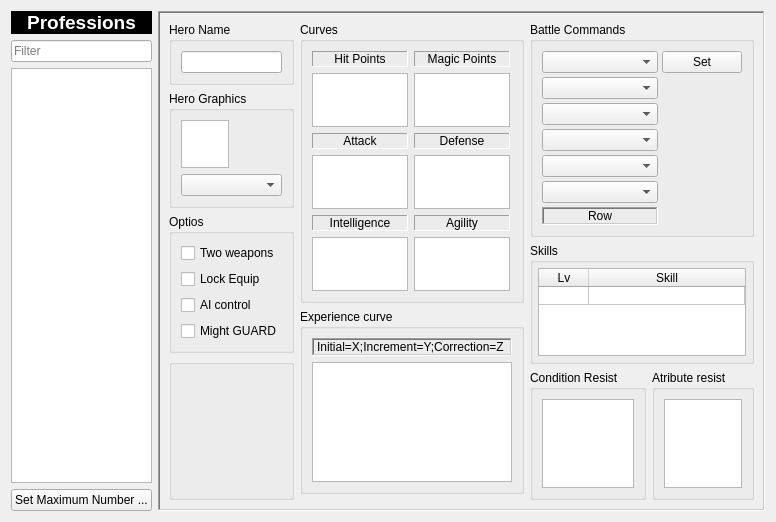
This is src/ui/database/class_widget.ui in EasyRPG/Editor as Qt 5 draws it before an edit. The edited form follows.
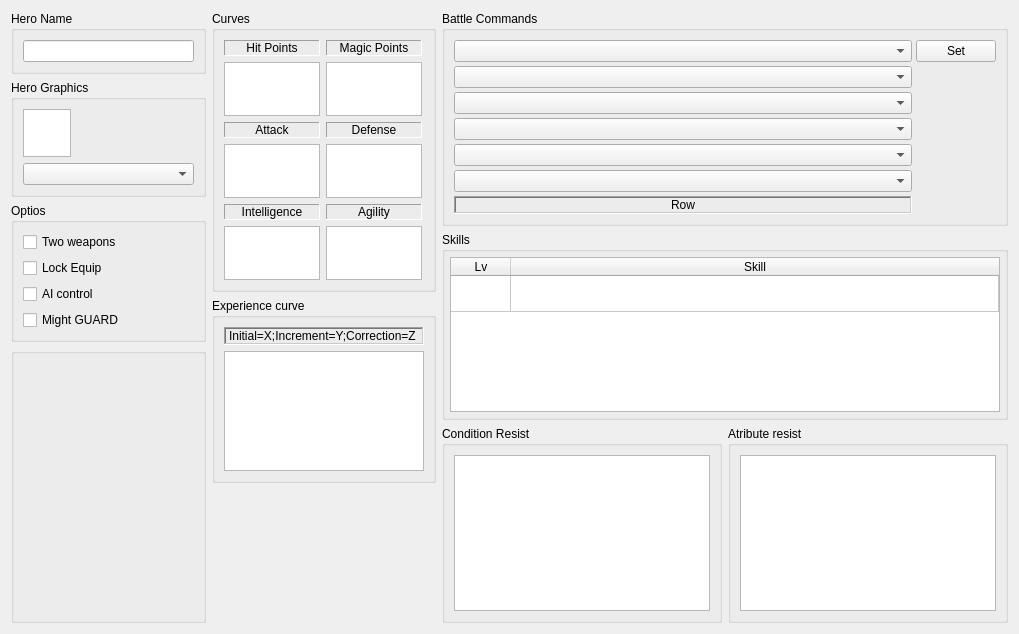
This is the edited form.

Commit message: Add data list to all database tabs

Diff of the .ui file:
```diff
--- a/src/ui/database/class_widget.ui
+++ b/src/ui/database/class_widget.ui
@@ -6,8 +6,8 @@
    <rect>
     <x>0</x>
     <y>0</y>
-    <width>715</width>
-    <height>510</height>
+    <width>1019</width>
+    <height>634</height>
    </rect>
   </property>
   <property name="windowTitle">
@@ -17,492 +17,11 @@
    <item>
     <layout class="QVBoxLayout" name="verticalLayout">
      <item>
-      <widget class="QLabel" name="label_42">
-       <property name="palette">
-        <palette>
-         <active>
-          <colorrole role="WindowText">
-           <brush brushstyle="SolidPattern">
-            <color alpha="255">
-             <red>255</red>
-             <green>255</green>
-             <blue>255</blue>
-            </color>
-           </brush>
-          </colorrole>
-          <colorrole role="Button">
-           <brush brushstyle="SolidPattern">
-            <color alpha="255">
-             <red>0</red>
-             <green>0</green>
-             <blue>0</blue>
-            </color>
-           </brush>
-          </colorrole>
-          <colorrole role="Light">
-           <brush brushstyle="SolidPattern">
-            <color alpha="255">
-             <red>0</red>
-             <green>0</green>
-             <blue>0</blue>
-            </color>
-           </brush>
-          </colorrole>
-          <colorrole role="Midlight">
-           <brush brushstyle="SolidPattern">
-            <color alpha="255">
-             <red>0</red>
-             <green>0</green>
-             <blue>0</blue>
-            </color>
-           </brush>
-          </colorrole>
-          <colorrole role="Dark">
-           <brush brushstyle="SolidPattern">
-            <color alpha="255">
-             <red>0</red>
-             <green>0</green>
-             <blue>0</blue>
-            </color>
-           </brush>
-          </colorrole>
-          <colorrole role="Mid">
-           <brush brushstyle="SolidPattern">
-            <color alpha="255">
-             <red>0</red>
-             <green>0</green>
-             <blue>0</blue>
-            </color>
-           </brush>
-          </colorrole>
-          <colorrole role="Text">
-           <brush brushstyle="SolidPattern">
-            <color alpha="255">
-             <red>255</red>
-             <green>255</green>
-             <blue>255</blue>
-            </color>
-           </brush>
-          </colorrole>
-          <colorrole role="BrightText">
-           <brush brushstyle="SolidPattern">
-            <color alpha="255">
-             <red>255</red>
-             <green>255</green>
-             <blue>255</blue>
-            </color>
-           </brush>
-          </colorrole>
-          <colorrole role="ButtonText">
-           <brush brushstyle="SolidPattern">
-            <color alpha="255">
-             <red>255</red>
-             <green>255</green>
-             <blue>255</blue>
-            </color>
-           </brush>
-          </colorrole>
-          <colorrole role="Base">
-           <brush brushstyle="SolidPattern">
-            <color alpha="255">
-             <red>0</red>
-             <green>0</green>
-             <blue>0</blue>
-            </color>
-           </brush>
-          </colorrole>
-          <colorrole role="Window">
-           <brush brushstyle="SolidPattern">
-            <color alpha="255">
-             <red>0</red>
-             <green>0</green>
-             <blue>0</blue>
-            </color>
-           </brush>
-          </colorrole>
-          <colorrole role="Shadow">
-           <brush brushstyle="SolidPattern">
-            <color alpha="255">
-             <red>0</red>
-             <green>0</green>
-             <blue>0</blue>
-            </color>
-           </brush>
-          </colorrole>
-          <colorrole role="AlternateBase">
-           <brush brushstyle="SolidPattern">
-            <color alpha="255">
-             <red>0</red>
-             <green>0</green>
-             <blue>0</blue>
-            </color>
-           </brush>
-          </colorrole>
-          <colorrole role="ToolTipBase">
-           <brush brushstyle="SolidPattern">
-            <color alpha="255">
-             <red>255</red>
-             <green>255</green>
-             <blue>220</blue>
-            </color>
-           </brush>
-          </colorrole>
-          <colorrole role="ToolTipText">
-           <brush brushstyle="SolidPattern">
-            <color alpha="255">
-             <red>0</red>
-             <green>0</green>
-             <blue>0</blue>
-            </color>
-           </brush>
-          </colorrole>
-         </active>
-         <inactive>
-          <colorrole role="WindowText">
-           <brush brushstyle="SolidPattern">
-            <color alpha="255">
-             <red>255</red>
-             <green>255</green>
-             <blue>255</blue>
-            </color>
-           </brush>
-          </colorrole>
-          <colorrole role="Button">
-           <brush brushstyle="SolidPattern">
-            <color alpha="255">
-             <red>0</red>
-             <green>0</green>
-             <blue>0</blue>
-            </color>
-           </brush>
-          </colorrole>
-          <colorrole role="Light">
-           <brush brushstyle="SolidPattern">
-            <color alpha="255">
-             <red>0</red>
-             <green>0</green>
-             <blue>0</blue>
-            </color>
-           </brush>
-          </colorrole>
-          <colorrole role="Midlight">
-           <brush brushstyle="SolidPattern">
-            <color alpha="255">
-             <red>0</red>
-             <green>0</green>
-             <blue>0</blue>
-            </color>
-           </brush>
-          </colorrole>
-          <colorrole role="Dark">
-           <brush brushstyle="SolidPattern">
-            <color alpha="255">
-             <red>0</red>
-             <green>0</green>
-             <blue>0</blue>
-            </color>
-           </brush>
-          </colorrole>
-          <colorrole role="Mid">
-           <brush brushstyle="SolidPattern">
-            <color alpha="255">
-             <red>0</red>
-             <green>0</green>
-             <blue>0</blue>
-            </color>
-           </brush>
-          </colorrole>
-          <colorrole role="Text">
-           <brush brushstyle="SolidPattern">
-            <color alpha="255">
-             <red>255</red>
-             <green>255</green>
-             <blue>255</blue>
-            </color>
-           </brush>
-          </colorrole>
-          <colorrole role="BrightText">
-           <brush brushstyle="SolidPattern">
-            <color alpha="255">
-             <red>255</red>
-             <green>255</green>
-             <blue>255</blue>
-            </color>
-           </brush>
-          </colorrole>
-          <colorrole role="ButtonText">
-           <brush brushstyle="SolidPattern">
-            <color alpha="255">
-             <red>255</red>
-             <green>255</green>
-             <blue>255</blue>
-            </color>
-           </brush>
-          </colorrole>
-          <colorrole role="Base">
-           <brush brushstyle="SolidPattern">
-            <color alpha="255">
-             <red>0</red>
-             <green>0</green>
-             <blue>0</blue>
-            </color>
-           </brush>
-          </colorrole>
-          <colorrole role="Window">
-           <brush brushstyle="SolidPattern">
-            <color alpha="255">
-             <red>0</red>
-             <green>0</green>
-             <blue>0</blue>
-            </color>
-           </brush>
-          </colorrole>
-          <colorrole role="Shadow">
-           <brush brushstyle="SolidPattern">
-            <color alpha="255">
-             <red>0</red>
-             <green>0</green>
-             <blue>0</blue>
-            </color>
-           </brush>
-          </colorrole>
-          <colorrole role="AlternateBase">
-           <brush brushstyle="SolidPattern">
-            <color alpha="255">
-             <red>0</red>
-             <green>0</green>
-             <blue>0</blue>
-            </color>
-           </brush>
-          </colorrole>
-          <colorrole role="ToolTipBase">
-           <brush brushstyle="SolidPattern">
-            <color alpha="255">
-             <red>255</red>
-             <green>255</green>
-             <blue>220</blue>
-            </color>
-           </brush>
-          </colorrole>
-          <colorrole role="ToolTipText">
-           <brush brushstyle="SolidPattern">
-            <color alpha="255">
-             <red>0</red>
-             <green>0</green>
-             <blue>0</blue>
-            </color>
-           </brush>
-          </colorrole>
-         </inactive>
-         <disabled>
-          <colorrole role="WindowText">
-           <brush brushstyle="SolidPattern">
-            <color alpha="255">
-             <red>0</red>
-             <green>0</green>
-             <blue>0</blue>
-            </color>
-           </brush>
-          </colorrole>
-          <colorrole role="Button">
-           <brush brushstyle="SolidPattern">
-            <color alpha="255">
-             <red>0</red>
-             <green>0</green>
-             <blue>0</blue>
-            </color>
-           </brush>
-          </colorrole>
-          <colorrole role="Light">
-           <brush brushstyle="SolidPattern">
-            <color alpha="255">
-             <red>0</red>
-             <green>0</green>
-             <blue>0</blue>
-            </color>
-           </brush>
-          </colorrole>
-          <colorrole role="Midlight">
-           <brush brushstyle="SolidPattern">
-            <color alpha="255">
-             <red>0</red>
-             <green>0</green>
-             <blue>0</blue>
-            </color>
-           </brush>
-          </colorrole>
-          <colorrole role="Dark">
-           <brush brushstyle="SolidPattern">
-            <color alpha="255">
-             <red>0</red>
-             <green>0</green>
-             <blue>0</blue>
-            </color>
-           </brush>
-          </colorrole>
-          <colorrole role="Mid">
-           <brush brushstyle="SolidPattern">
-            <color alpha="255">
-             <red>0</red>
-             <green>0</green>
-             <blue>0</blue>
-            </color>
-           </brush>
-          </colorrole>
-          <colorrole role="Text">
-           <brush brushstyle="SolidPattern">
-            <color alpha="255">
-             <red>0</red>
-             <green>0</green>
-             <blue>0</blue>
-            </color>
-           </brush>
-          </colorrole>
-          <colorrole role="BrightText">
-           <brush brushstyle="SolidPattern">
-            <color alpha="255">
-             <red>255</red>
-             <green>255</green>
-             <blue>255</blue>
-            </color>
-           </brush>
-          </colorrole>
-          <colorrole role="ButtonText">
-           <brush brushstyle="SolidPattern">
-            <color alpha="255">
-             <red>0</red>
-             <green>0</green>
-             <blue>0</blue>
-            </color>
-           </brush>
-          </colorrole>
-          <colorrole role="Base">
-           <brush brushstyle="SolidPattern">
-            <color alpha="255">
-             <red>0</red>
-             <green>0</green>
-             <blue>0</blue>
-            </color>
-           </brush>
-          </colorrole>
-          <colorrole role="Window">
-           <brush brushstyle="SolidPattern">
-            <color alpha="255">
-             <red>0</red>
-             <green>0</green>
-             <blue>0</blue>
-            </color>
-           </brush>
-          </colorrole>
-          <colorrole role="Shadow">
-           <brush brushstyle="SolidPattern">
-            <color alpha="255">
-             <red>0</red>
-             <green>0</green>
-             <blue>0</blue>
-            </color>
-           </brush>
-          </colorrole>
-          <colorrole role="AlternateBase">
-           <brush brushstyle="SolidPattern">
-            <color alpha="255">
-             <red>0</red>
-             <green>0</green>
-             <blue>0</blue>
-            </color>
-           </brush>
-          </colorrole>
-          <colorrole role="ToolTipBase">
-           <brush brushstyle="SolidPattern">
-            <color alpha="255">
-             <red>255</red>
-             <green>255</green>
-             <blue>220</blue>
-            </color>
-           </brush>
-          </colorrole>
-          <colorrole role="ToolTipText">
-           <brush brushstyle="SolidPattern">
-            <color alpha="255">
-             <red>0</red>
-             <green>0</green>
-             <blue>0</blue>
-            </color>
-           </brush>
-          </colorrole>
-         </disabled>
-        </palette>
-       </property>
-       <property name="font">
-        <font>
-         <pointsize>14</pointsize>
-         <weight>75</weight>
-         <bold>true</bold>
-        </font>
-       </property>
-       <property name="autoFillBackground">
-        <bool>true</bool>
-       </property>
-       <property name="text">
-        <string>Professions</string>
-       </property>
-       <property name="alignment">
-        <set>Qt::AlignCenter</set>
-       </property>
-      </widget>
-     </item>
-     <item>
-      <widget class="QLineEdit" name="lineFilter">
-       <property name="placeholderText">
-        <string>Filter</string>
-       </property>
-      </widget>
-     </item>
-     <item>
-      <widget class="QListWidget" name="listClasses">
-       <property name="maximumSize">
-        <size>
-         <width>150</width>
-         <height>16777215</height>
-        </size>
-       </property>
-       <property name="selectionRectVisible">
-        <bool>true</bool>
-       </property>
-      </widget>
-     </item>
-     <item>
-      <widget class="QPushButton" name="pushClassesMax">
-       <property name="text">
-        <string>Set Maximum Number ...</string>
-       </property>
-      </widget>
-     </item>
-    </layout>
-   </item>
-   <item>
-    <widget class="QFrame" name="frame_17">
-     <property name="sizePolicy">
-      <sizepolicy hsizetype="Preferred" vsizetype="Preferred">
-       <horstretch>1</horstretch>
-       <verstretch>0</verstretch>
-      </sizepolicy>
-     </property>
-     <property name="frameShape">
-      <enum>QFrame::WinPanel</enum>
-     </property>
-     <property name="frameShadow">
-      <enum>QFrame::Sunken</enum>
-     </property>
-     <layout class="QHBoxLayout" name="horizontalLayout_2">
-      <item>
-       <layout class="QVBoxLayout" name="verticalLayout_5">
-        <item>
-         <widget class="QGroupBox" name="groupBox_233">
+      <widget class="QGroupBox" name="groupBox_273">
           <property name="title">
            <string>Hero Name</string>
           </property>
-          <layout class="QVBoxLayout" name="verticalLayout_7">
+       <layout class="QVBoxLayout" name="verticalLayout_27">
            <item>
             <widget class="QLineEdit" name="lineName"/>
            </item>
@@ -510,7 +29,7 @@
          </widget>
         </item>
         <item>
-         <widget class="QGroupBox" name="groupBox_240">
+      <widget class="QGroupBox" name="groupBox_274">
           <property name="title">
            <string>Hero Graphics</string>
           </property>
@@ -544,7 +63,7 @@
          </widget>
         </item>
         <item>
-         <widget class="QGroupBox" name="groupBox_234">
+      <widget class="QGroupBox" name="groupBox_275">
           <property name="title">
            <string>Optios</string>
           </property>
@@ -581,7 +100,7 @@
          </widget>
         </item>
         <item>
-         <widget class="QGroupBox" name="groupBox">
+      <widget class="QGroupBox" name="groupBox_5">
           <property name="sizePolicy">
            <sizepolicy hsizetype="Preferred" vsizetype="Preferred">
             <horstretch>0</horstretch>
@@ -596,7 +115,7 @@
        </layout>
       </item>
       <item>
-       <layout class="QVBoxLayout" name="verticalLayout_4">
+    <layout class="QVBoxLayout" name="verticalLayout_30">
         <item>
          <widget class="QGroupBox" name="groupBox_242">
           <property name="sizePolicy">
@@ -855,7 +374,7 @@
        </layout>
       </item>
       <item>
-       <layout class="QGridLayout" name="gridLayout_5">
+    <layout class="QGridLayout" name="gridLayout_18">
         <item row="0" column="0" colspan="2">
          <widget class="QGroupBox" name="groupBox_236">
           <property name="title">
@@ -970,7 +489,7 @@
               <bool>false</bool>
              </property>
              <attribute name="horizontalHeaderDefaultSectionSize">
-              <number>50</number>
+           <number>60</number>
              </attribute>
              <attribute name="horizontalHeaderHighlightSections">
               <bool>false</bool>
@@ -985,7 +504,7 @@
               <bool>false</bool>
              </attribute>
              <attribute name="verticalHeaderDefaultSectionSize">
-              <number>16</number>
+           <number>36</number>
              </attribute>
              <row>
               <property name="text">
@@ -1032,9 +551,6 @@
          </widget>
         </item>
        </layout>
-      </item>
-     </layout>
-    </widget>
    </item>
   </layout>
  </widget>
```
Left out of the diff: 46 changed lines with no effect on the pictures. Lines whose indentation alone changed are shown as unchanged. The commit also changes 30 other files.
